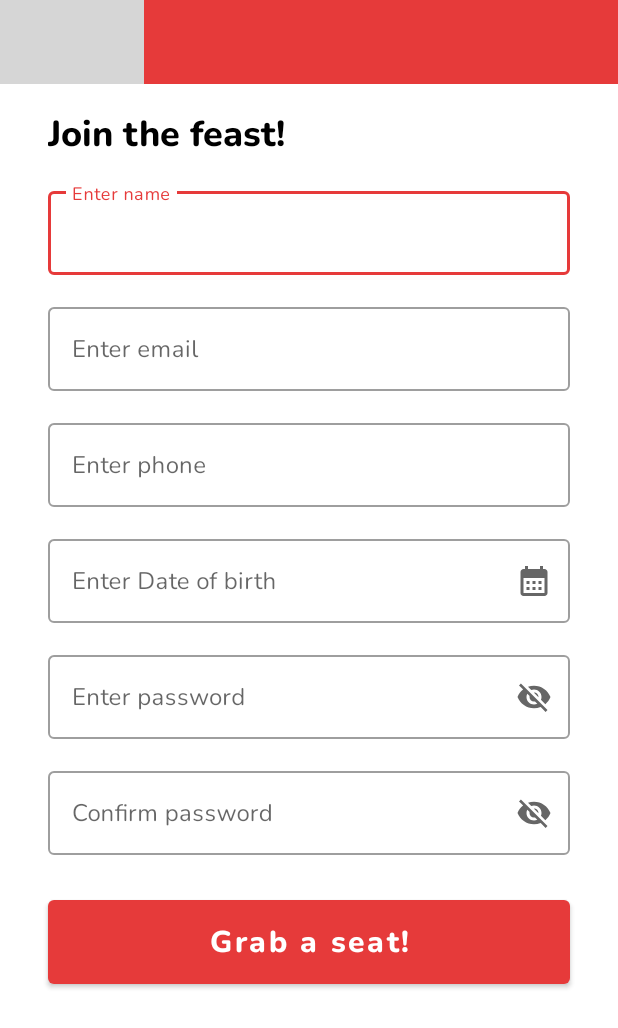
After one commit to theMr17/cravyn-app, an Android app: the layout fragment_sign_up.xml on its own in the app's theme, with its tools: preview values and no code run, on a phone screen of 412 x 824 dp. The commit adds this screen. Shown: the top 1028 px of the screen. Run offline under Robolectric (Android 15) with nearby library versions, the light colour scheme and no system bars; grey boxes are pictures that could not be loaded.

Commit message:
Create Signup UI

```diff
--- a/app/src/main/AndroidManifest.xml
+++ b/app/src/main/AndroidManifest.xml
@@ -3,16 +3,19 @@
     xmlns:tools="http://schemas.android.com/tools">
 
     <application
+        android:name=".CravynApplication"
         android:allowBackup="true"
         android:dataExtractionRules="@xml/data_extraction_rules"
         android:fullBackupContent="@xml/backup_rules"
         android:icon="@mipmap/ic_launcher"
         android:label="@string/app_name"
-        android:name=".CravynApplication"
         android:roundIcon="@mipmap/ic_launcher_round"
         android:supportsRtl="true"
         android:theme="@style/Theme.Cravyn"
         tools:targetApi="31">
+        <activity
+            android:name=".features.auth.signup.SignUpActivity"
+            android:exported="false" />
         <activity
             android:name=".features.auth.login.LoginActivity"
             android:exported="true">
@@ -22,6 +25,7 @@
                 <category android:name="android.intent.category.LAUNCHER" />
             </intent-filter>
         </activity>
+
         <meta-data
             android:name="preloaded_fonts"
             android:resource="@array/preloaded_fonts" />
--- /dev/null
+++ b/app/src/main/res/drawable/baseline_calendar_month_24_black.xml
@@ -0,0 +1,5 @@
+<vector xmlns:android="http://schemas.android.com/apk/res/android" android:height="24dp" android:tint="#000000" android:viewportHeight="24" android:viewportWidth="24" android:width="24dp">
+
+    <path android:fillColor="@android:color/white" android:pathData="M19,4h-1V2h-2v2H8V2H6v2H5C3.89,4 3.01,4.9 3.01,6L3,20c0,1.1 0.89,2 2,2h14c1.1,0 2,-0.9 2,-2V6C21,4.9 20.1,4 19,4zM19,20H5V10h14V20zM9,14H7v-2h2V14zM13,14h-2v-2h2V14zM17,14h-2v-2h2V14zM9,18H7v-2h2V18zM13,18h-2v-2h2V18zM17,18h-2v-2h2V18z"/>
+
+</vector>
--- /dev/null
+++ b/app/src/main/res/layout/activity_sign_up.xml
@@ -0,0 +1,10 @@
+<?xml version="1.0" encoding="utf-8"?>
+<androidx.constraintlayout.widget.ConstraintLayout xmlns:android="http://schemas.android.com/apk/res/android"
+    xmlns:app="http://schemas.android.com/apk/res-auto"
+    xmlns:tools="http://schemas.android.com/tools"
+    android:id="@+id/signup_fragment_placeholder"
+    android:layout_width="match_parent"
+    android:layout_height="match_parent"
+    tools:context=".features.auth.signup.SignUpActivity">
+
+</androidx.constraintlayout.widget.ConstraintLayout>
--- /dev/null
+++ b/app/src/main/res/layout/fragment_sign_up.xml
@@ -0,0 +1,163 @@
+<?xml version="1.0" encoding="utf-8"?>
+<androidx.constraintlayout.widget.ConstraintLayout xmlns:android="http://schemas.android.com/apk/res/android"
+    xmlns:app="http://schemas.android.com/apk/res-auto"
+    xmlns:tools="http://schemas.android.com/tools"
+    android:layout_width="match_parent"
+    android:layout_height="match_parent"
+    tools:context=".features.auth.signup.SignUpActivity">
+
+    <com.google.android.material.appbar.MaterialToolbar
+        android:id="@+id/materialToolbar"
+        android:layout_width="match_parent"
+        android:layout_height="wrap_content"
+        android:background="?attr/colorPrimary"
+        android:minHeight="?attr/actionBarSize"
+        android:theme="?attr/actionBarTheme"
+        app:layout_constraintEnd_toEndOf="parent"
+        app:layout_constraintStart_toStartOf="parent"
+        app:layout_constraintTop_toTopOf="parent"
+        app:navigationIcon="@drawable/baseline_arrow_back_24"/>
+
+    <ScrollView
+        android:layout_width="match_parent"
+        android:layout_height="0dp"
+        app:layout_constraintEnd_toEndOf="parent"
+        app:layout_constraintStart_toStartOf="parent"
+        app:layout_constraintTop_toBottomOf="@+id/materialToolbar">
+
+
+        <androidx.constraintlayout.widget.ConstraintLayout
+            android:layout_width="match_parent"
+            android:layout_height="0dp">
+
+            <com.google.android.material.textview.MaterialTextView
+                android:id="@+id/join_the_feast"
+                android:layout_width="wrap_content"
+                android:layout_height="wrap_content"
+                android:layout_marginHorizontal="@dimen/shared_horizontal_margin"
+                android:layout_marginTop="@dimen/login_button_margin_top"
+                android:fontFamily="@font/nunito_extrabold"
+                android:text="@string/sign_up_text"
+                android:textColor="@color/header_text_color"
+                android:textSize="@dimen/login_header_title_text_size"
+                app:layout_constraintEnd_toEndOf="parent"
+                app:layout_constraintHorizontal_bias="0.0"
+                app:layout_constraintStart_toStartOf="parent"
+                app:layout_constraintTop_toTopOf="parent" />
+
+            <com.google.android.material.textfield.TextInputLayout
+                android:id="@+id/name_text_input_layout"
+                style="@style/OutlinedTextInputLayoutStyle"
+                android:layout_width="match_parent"
+                android:layout_height="wrap_content"
+                android:layout_marginHorizontal="@dimen/shared_horizontal_margin"
+                android:hint="Enter name"
+                android:layout_marginTop="@dimen/login_button_margin_top"
+                app:layout_constraintEnd_toEndOf="parent"
+                app:layout_constraintStart_toStartOf="parent"
+                app:layout_constraintTop_toBottomOf="@+id/join_the_feast" >
+
+                <com.google.android.material.textfield.TextInputEditText
+                    style="@style/OutlinedTextInputEditTextStyle" />
+
+            </com.google.android.material.textfield.TextInputLayout>
+
+            <com.google.android.material.textfield.TextInputLayout
+                android:id="@+id/email_text_input_layout"
+                style="@style/OutlinedTextInputLayoutStyle"
+                android:layout_width="match_parent"
+                android:layout_height="wrap_content"
+                android:layout_marginHorizontal="@dimen/shared_horizontal_margin"
+                android:hint="Enter email"
+                android:layout_marginTop="@dimen/login_button_margin_top"
+                app:layout_constraintEnd_toEndOf="parent"
+                app:layout_constraintStart_toStartOf="parent"
+                app:layout_constraintTop_toBottomOf="@+id/name_text_input_layout" >
+
+                <com.google.android.material.textfield.TextInputEditText
+                    style="@style/OutlinedTextInputEditTextStyle" />
+
+            </com.google.android.material.textfield.TextInputLayout>
+
+            <com.google.android.material.textfield.TextInputLayout
+                android:id="@+id/phone_text_input_layout"
+                style="@style/OutlinedTextInputLayoutStyle"
+                android:layout_width="match_parent"
+                android:layout_height="wrap_content"
+                android:layout_marginHorizontal="@dimen/shared_horizontal_margin"
+                android:hint="Enter phone"
+                android:layout_marginTop="@dimen/login_button_margin_top"
+                app:layout_constraintEnd_toEndOf="parent"
+                app:layout_constraintStart_toStartOf="parent"
+                app:layout_constraintTop_toBottomOf="@+id/email_text_input_layout" >
+
+                <com.google.android.material.textfield.TextInputEditText
+                    style="@style/OutlinedTextInputEditTextStyle" />
+
+            </com.google.android.material.textfield.TextInputLayout>
+
+            <com.google.android.material.textfield.TextInputLayout
+                android:id="@+id/dob_text_input_layout"
+                style="@style/OutlinedTextInputLayoutStyle"
+                android:layout_width="match_parent"
+                android:layout_height="wrap_content"
+                android:layout_marginHorizontal="@dimen/shared_horizontal_margin"
+                android:hint="Enter Date of birth"
+                android:layout_marginTop="@dimen/login_button_margin_top"
+                app:layout_constraintEnd_toEndOf="parent"
+                app:layout_constraintStart_toStartOf="parent"
+                app:layout_constraintTop_toBottomOf="@+id/phone_text_input_layout"
+                app:endIconMode="custom"
+                app:endIconDrawable="@drawable/baseline_calendar_month_24_black">
+
+                <com.google.android.material.textfield.TextInputEditText
+                    style="@style/OutlinedTextInputEditTextStyle" />
+
+            </com.google.android.material.textfield.TextInputLayout>
+
+            <com.google.android.material.textfield.TextInputLayout
+                android:id="@+id/password_text_input_layout"
+                style="@style/OutlinedTextInputLayoutStyle"
+                android:hint="@string/enter_password_hint_text"
+                android:layout_marginHorizontal="@dimen/shared_horizontal_margin"
+                android:layout_marginTop="@dimen/login_button_margin_top"
+                app:layout_constraintEnd_toEndOf="parent"
+                app:layout_constraintStart_toStartOf="parent"
+                app:layout_constraintTop_toBottomOf="@+id/dob_text_input_layout"
+                app:endIconMode="password_toggle">
+
+                <com.google.android.material.textfield.TextInputEditText
+                    style="@style/OutlinedTextInputEditTextStyle" />
+
+            </com.google.android.material.textfield.TextInputLayout>
+
+            <com.google.android.material.textfield.TextInputLayout
+                android:id="@+id/confirm_password_text_input_layout"
+                style="@style/OutlinedTextInputLayoutStyle"
+                android:layout_marginHorizontal="@dimen/shared_horizontal_margin"
+                android:hint="Confirm password"
+                android:layout_marginTop="@dimen/login_button_margin_top"
+                app:layout_constraintEnd_toEndOf="parent"
+                app:layout_constraintStart_toStartOf="parent"
+                app:layout_constraintTop_toBottomOf="@+id/password_text_input_layout"
+                app:endIconMode="password_toggle">
+
+                <com.google.android.material.textfield.TextInputEditText
+                    style="@style/OutlinedTextInputEditTextStyle" />
+
+            </com.google.android.material.textfield.TextInputLayout>
+
+            <com.google.android.material.button.MaterialButton
+                android:id="@+id/grab_seat_button"
+                style="@style/ButtonStyle"
+                android:layout_marginTop="24dp"
+                android:text="Grab a seat!"
+                app:layout_constraintEnd_toEndOf="parent"
+                app:layout_constraintStart_toStartOf="parent"
+                app:layout_constraintTop_toBottomOf="@+id/confirm_password_text_input_layout" />
+
+        </androidx.constraintlayout.widget.ConstraintLayout>
+
+    </ScrollView>
+
+</androidx.constraintlayout.widget.ConstraintLayout>
--- a/app/src/main/res/values/strings.xml
+++ b/app/src/main/res/values/strings.xml
@@ -7,4 +7,6 @@
     <string name="login_button_text">Let\'s Eat!</string>
     <string name="new_here_text">New here?</string>
     <string name="sign_up_text">Join the feast!</string>
+    <!-- TODO: Remove or change this placeholder text -->
+    <string name="hello_blank_fragment">Hello blank fragment</string>
 </resources>
```
